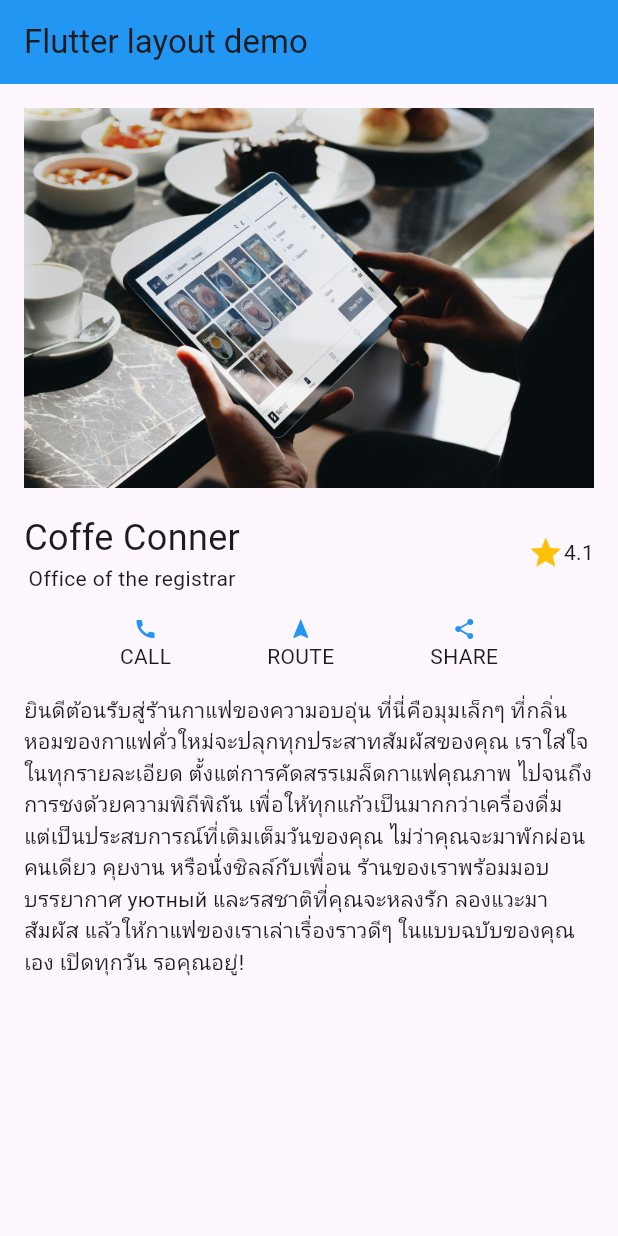
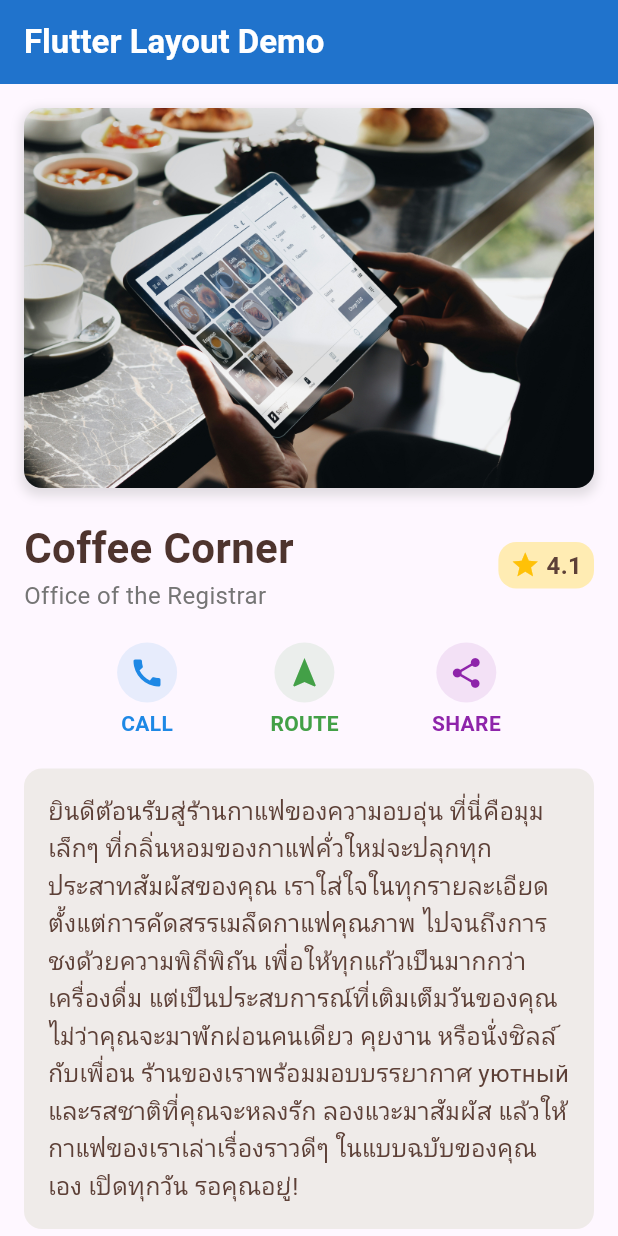
Before and after one commit to taniocom/example_1, a Flutter app: the screen it shows after launch, on a phone screen of 412 x 824 dp. Run offline on Flutter 3.47's test engine with Material 3 defaults, Android fonts, the phone set to English and light mode, and no system bars.

Commit message:
ai ทำให้

```diff
--- a/lib/screen/example_3.dart
+++ b/lib/screen/example_3.dart
@@ -12,8 +12,12 @@ class _Example3State extends State<Example3> {
   Widget build(BuildContext context) {
     return Scaffold(
       appBar: AppBar(
-        title: Text('Flutter layout demo'),
-        backgroundColor: Colors.blue,
+        title: const Text(
+          'Flutter Layout Demo',
+          style: TextStyle(fontWeight: FontWeight.bold, color: Colors.white),
+        ),
+        backgroundColor: Colors.blue.shade700,
+        elevation: 4,
       ),
       body: SingleChildScrollView(
         child: Padding(
@@ -21,52 +25,112 @@ class _Example3State extends State<Example3> {
           child: Column(
             crossAxisAlignment: CrossAxisAlignment.start,
             children: [
-              Image(image: AssetImage('assets/images/view.jpg')),
-              SizedBox(height: 16),
+              // Image with rounded corners and shadow
+              Container(
+                decoration: BoxDecoration(
+                  borderRadius: BorderRadius.circular(12),
+                  boxShadow: [
+                    BoxShadow(
+                      color: Colors.grey.withOpacity(0.3),
+                      spreadRadius: 2,
+                      blurRadius: 5,
+                      offset: const Offset(0, 3),
+                    ),
+                  ],
+                ),
+                child: ClipRRect(
+                  borderRadius: BorderRadius.circular(12),
+                  child: Image.asset('assets/images/view.jpg'),
+                ),
+              ),
+              const SizedBox(height: 20),
+
+              // Title and rating section
               Row(
                 mainAxisAlignment: MainAxisAlignment.spaceBetween,
                 children: [
                   Column(
+                    crossAxisAlignment: CrossAxisAlignment.start,
                     children: [
-                      Text('Coffe Conner', style: TextStyle(fontSize: 24)),
-                      Text('Office of the registrar'),
+                      Text(
+                        'Coffee Corner',
+                        style: TextStyle(
+                          fontSize: 28,
+                          fontWeight: FontWeight.bold,
+                          color: Colors.brown.shade800,
+                        ),
+                      ),
+                      Text(
+                        'Office of the Registrar',
+                        style: TextStyle(
+                          fontSize: 16,
+                          color: Colors.grey.shade600,
+                        ),
+                      ),
                     ],
                   ),
-                  Row(
-                    children: [
-                      Icon(Icons.star, color: Colors.amber),
-                      Text('4.1'),
-                    ],
+                  Container(
+                    padding: const EdgeInsets.symmetric(
+                      horizontal: 8,
+                      vertical: 4,
+                    ),
+                    decoration: BoxDecoration(
+                      color: Colors.amber.shade100,
+                      borderRadius: BorderRadius.circular(12),
+                    ),
+                    child: Row(
+                      children: [
+                        const Icon(Icons.star, color: Colors.amber, size: 20),
+                        const SizedBox(width: 4),
+                        Text(
+                          '4.1',
+                          style: TextStyle(
+                            fontSize: 16,
+                            fontWeight: FontWeight.bold,
+                            color: Colors.brown.shade700,
+                          ),
+                        ),
+                      ],
+                    ),
                   ),
                 ],
               ),
-              SizedBox(height: 16),
+              const SizedBox(height: 20),
+
+              // Action buttons with modern style
               Row(
                 mainAxisAlignment: MainAxisAlignment.spaceEvenly,
                 children: [
-                  Column(
-                    children: [
-                      Icon(Icons.call, size: 16, color: Colors.blue),
-                      Text('CALL'),
-                    ],
+                  _buildActionButton(Icons.call, 'CALL', Colors.blue.shade600),
+                  _buildActionButton(
+                    Icons.navigation,
+                    'ROUTE',
+                    Colors.green.shade600,
                   ),
-                  Column(
-                    children: [
-                      Icon(Icons.navigation, size: 16, color: Colors.blue),
-                      Text('ROUTE'),
-                    ],
-                  ),
-                  Column(
-                    children: [
-                      Icon(Icons.share, size: 16, color: Colors.blue),
-                      Text('SHARE'),
-                    ],
+                  _buildActionButton(
+                    Icons.share,
+                    'SHARE',
+                    Colors.purple.shade600,
                   ),
                 ],
               ),
-              SizedBox(height: 16),
-              Text(
-                'ยินดีต้อนรับสู่ร้านกาแฟของความอบอุ่น ที่นี่คือมุมเล็กๆ ที่กลิ่นหอมของกาแฟคั่วใหม่จะปลุกทุกประสาทสัมผัสของคุณ เราใส่ใจในทุกรายละเอียด ตั้งแต่การคัดสรรเมล็ดกาแฟคุณภาพ ไปจนถึงการชงด้วยความพิถีพิถัน เพื่อให้ทุกแก้วเป็นมากกว่าเครื่องดื่ม แต่เป็นประสบการณ์ที่เติมเต็มวันของคุณ ไม่ว่าคุณจะมาพักผ่อนคนเดียว คุยงาน หรือนั่งชิลล์กับเพื่อน ร้านของเราพร้อมมอบบรรยากาศ уютный และรสชาติที่คุณจะหลงรัก ลองแวะมาสัมผัส แล้วให้กาแฟของเราเล่าเรื่องราวดีๆ ในแบบฉบับของคุณเอง เปิดทุกวัน รอคุณอยู่!',
+              const SizedBox(height: 20),
+
+              // Description with styled text
+              Container(
+                padding: const EdgeInsets.all(16),
+                decoration: BoxDecoration(
+                  color: Colors.brown.shade50,
+                  borderRadius: BorderRadius.circular(12),
+                ),
+                child: Text(
+                  'ยินดีต้อนรับสู่ร้านกาแฟของความอบอุ่น ที่นี่คือมุมเล็กๆ ที่กลิ่นหอมของกาแฟคั่วใหม่จะปลุกทุกประสาทสัมผัสของคุณ เราใส่ใจในทุกรายละเอียด ตั้งแต่การคัดสรรเมล็ดกาแฟคุณภาพ ไปจนถึงการชงด้วยความพิถีพิถัน เพื่อให้ทุกแก้วเป็นมากกว่าเครื่องดื่ม แต่เป็นประสบการณ์ที่เติมเต็มวันของคุณ ไม่ว่าคุณจะมาพักผ่อนคนเดียว คุยงาน หรือนั่งชิลล์กับเพื่อน ร้านของเราพร้อมมอบบรรยากาศ уютный และรสชาติที่คุณจะหลงรัก ลองแวะมาสัมผัส แล้วให้กาแฟของเราเล่าเรื่องราวดีๆ ในแบบฉบับของคุณเอง เปิดทุกวัน รอคุณอยู่!',
+                  style: TextStyle(
+                    fontSize: 16,
+                    height: 1.5,
+                    color: Colors.brown.shade700,
+                  ),
+                ),
               ),
             ],
           ),
@@ -74,4 +138,29 @@ class _Example3State extends State<Example3> {
       ),
     );
   }
+
+  // Helper method to create action buttons
+  Widget _buildActionButton(IconData icon, String label, Color color) {
+    return Column(
+      children: [
+        Container(
+          padding: const EdgeInsets.all(8),
+          decoration: BoxDecoration(
+            color: color.withOpacity(0.1),
+            shape: BoxShape.circle,
+          ),
+          child: Icon(icon, size: 24, color: color),
+        ),
+        const SizedBox(height: 4),
+        Text(
+          label,
+          style: TextStyle(
+            fontSize: 14,
+            fontWeight: FontWeight.w600,
+            color: color,
+          ),
+        ),
+      ],
+    );
+  }
 }
```
